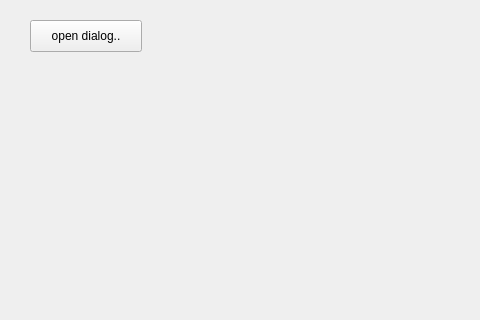
0warnings/realFinalProject, file FuckU/mainwindow.ui: the form before one commit; both pictures show x 0 to 480 and y 0 to 320 of the 602 by 814 pixel window.
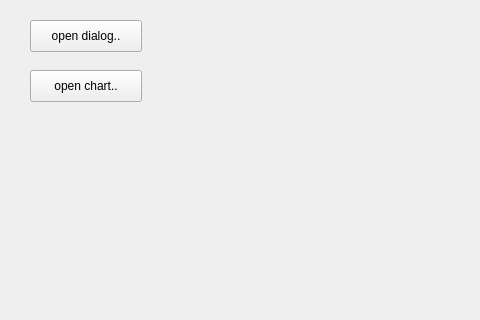
The form after the commit.

Commit message:
chart&problem
chart已经构建完毕，参数调好了，然后就剩取数据画图了，回宿舍洗澡复习一下图论好了。

The edit to the form file:
```diff
--- a/FuckU/mainwindow.ui
+++ b/FuckU/mainwindow.ui
@@ -27,6 +27,19 @@
      <string>open dialog..</string>
     </property>
    </widget>
+   <widget class="QPushButton" name="pushButton_2">
+    <property name="geometry">
+     <rect>
+      <x>30</x>
+      <y>70</y>
+      <width>112</width>
+      <height>32</height>
+     </rect>
+    </property>
+    <property name="text">
+     <string>open chart..</string>
+    </property>
+   </widget>
   </widget>
   <widget class="QMenuBar" name="menubar">
    <property name="geometry">
```
The commit also changes 8 other files.
